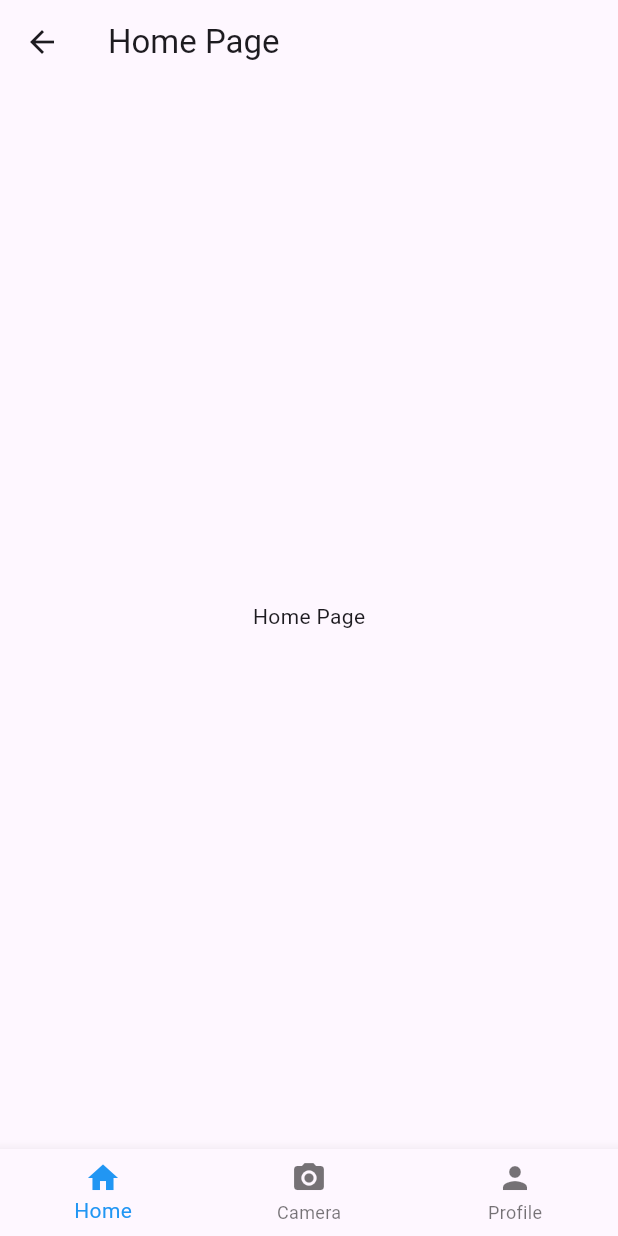
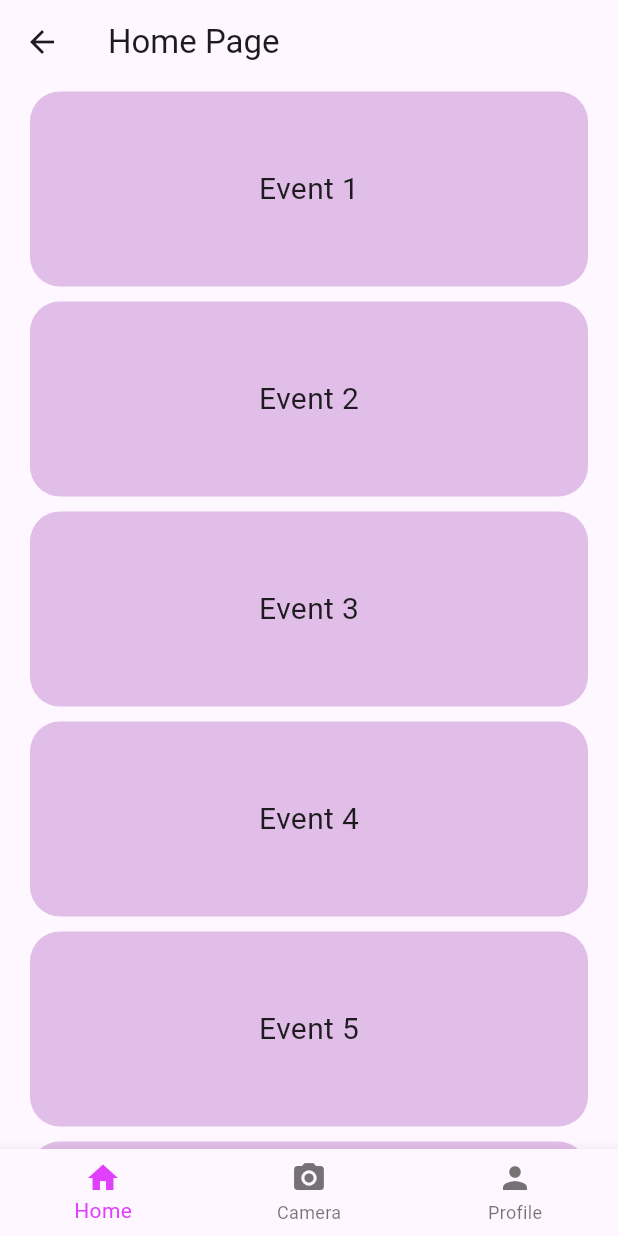
Before and after one commit to ErsekBeatriceAdrienne/Memora, a Flutter app: the HomePage screen opened directly, on a phone screen of 412 x 824 dp. Run offline on Flutter 3.47's test engine with Material 3 defaults, Android fonts, the phone set to English and light mode, and no system bars; our stand-ins replace table_calendar.

Commit message:
home page demo

```diff
--- a/Frontend/friends_with_memories/lib/pages/home_page.dart
+++ b/Frontend/friends_with_memories/lib/pages/home_page.dart
@@ -30,7 +30,19 @@ class _HomePageState extends State<HomePage>
   ];
 
   final List<Widget> _pages = <Widget>[
-    const Center(child: Text('Home Page')),
+    // Home page content
+    SingleChildScrollView(  // Use SingleChildScrollView for scrolling
+      child: Column(
+        children: [
+          _buildRoundedRectangle('Event 1'),
+          _buildRoundedRectangle('Event 2'),
+          _buildRoundedRectangle('Event 3'),
+          _buildRoundedRectangle('Event 4'),
+          _buildRoundedRectangle('Event 5'),
+          _buildRoundedRectangle('Event 6'),
+        ],
+      ),
+    ),
     const Center(child: Text('Camera Page')),
     ProfilePage(
       profileImageUrl: profileImageUrl,
@@ -39,23 +51,38 @@ class _HomePageState extends State<HomePage>
     ),
   ];
 
-  void _onItemTapped(int index)
-  {
+  // Function to build larger rounded rectangles
+  static Widget _buildRoundedRectangle(String text) {
+    return Container(
+      margin: const EdgeInsets.symmetric(vertical: 5, horizontal: 20),
+      padding: const EdgeInsets.all(30),
+      height: 130,
+      decoration: BoxDecoration(
+        color: Colors.purple[100],
+        borderRadius: BorderRadius.circular(20),
+      ),
+      child: Center(
+        child: Text(
+          text,
+          style: const TextStyle(fontSize: 20),
+        ),
+      ),
+    );
+  }
+
+  void _onItemTapped(int index) {
     setState(() {
       _selectedIndex = index;
     });
   }
 
   @override
-  Widget build(BuildContext context)
-  {
+  Widget build(BuildContext context) {
     return Scaffold(
       appBar: AppBar(
         title: Text('Home Page'),
       ),
-      body: Center(
-        child: _pages.elementAt(_selectedIndex), // Display the selected page
-      ),
+      body: _pages.elementAt(_selectedIndex), // Switches between Home, Camera, and Profile
       bottomNavigationBar: BottomNavigationBar(
         items: const <BottomNavigationBarItem>[
           BottomNavigationBarItem(
@@ -72,15 +99,14 @@ class _HomePageState extends State<HomePage>
           ),
         ],
         currentIndex: _selectedIndex,
-        selectedItemColor: Colors.blue,
+        selectedItemColor: Colors.purpleAccent,
         onTap: _onItemTapped,
       ),
     );
   }
 }
 
-void main()
-{
+void main() {
   runApp(MaterialApp(
     home: HomePage(),
   ));
```
Also changed, not shown: 1 other file.
